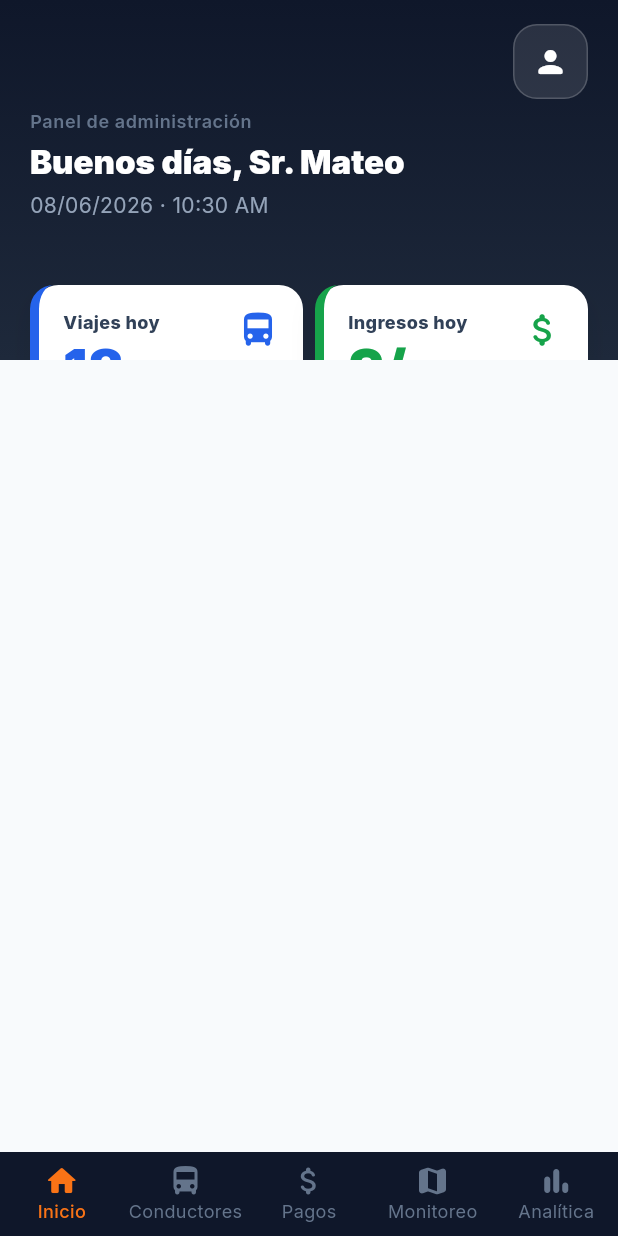
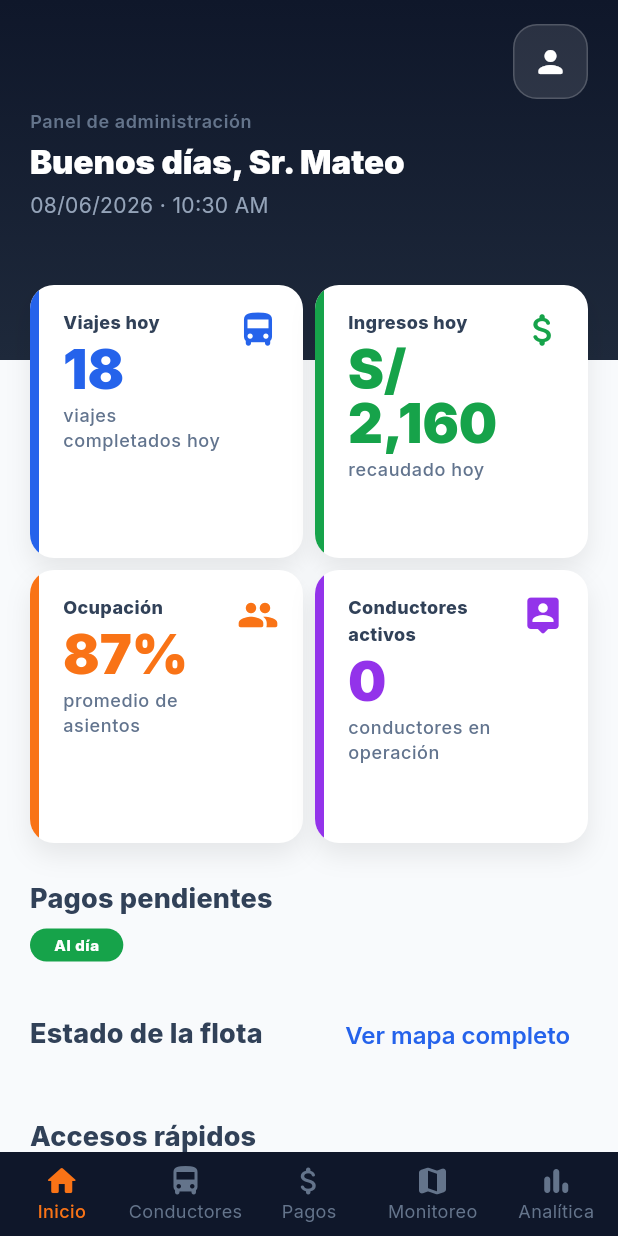
Before and after one commit to FabiCasC/SDAG-frontend, a Flutter app: the AdminHomeScreen screen opened by its route, on a phone screen of 412 x 824 dp. Run offline on Flutter 3.47's test engine with Material 3 defaults, Android fonts, the light colour scheme and no system bars; our stand-ins replace fl_chart, flutter_dotenv, flutter_riverpod, go_router, google_fonts, google_maps_flutter and 4 more; missing offline and left inert: mobile_scanner, screen_brightness; accounts and stored records are empty.

Commit message:
home admin ya se ve completo

```diff
--- a/lib/features/admin/screens/admin_home_screen.dart
+++ b/lib/features/admin/screens/admin_home_screen.dart
@@ -57,11 +57,19 @@ class _AdminHomeScreenState extends ConsumerState<AdminHomeScreen> {
 
     return Scaffold(
       backgroundColor: pageBg,
-      body: Stack(
+      body: SingleChildScrollView(
+        child: ConstrainedBox(
+          constraints: BoxConstraints(
+            minHeight: MediaQuery.of(context).size.height,
+          ),
+          child: Column(
             children: [
-          SizedBox(
+              Stack(
+                clipBehavior: Clip.none,
+                children: [
+                  Container(
                     height: headerHeight,
-            child: DecoratedBox(
+                    width: double.infinity,
                     decoration: const BoxDecoration(
                       gradient: LinearGradient(
                         begin: Alignment.topCenter,
@@ -134,15 +142,15 @@ class _AdminHomeScreenState extends ConsumerState<AdminHomeScreen> {
                       ),
                     ),
                   ),
-          ),
-          Positioned.fill(
-            child: ListView(
+                  Padding(
                     padding: EdgeInsets.fromLTRB(
                       AppSpacing.p20,
                       headerHeight - 50,
                       AppSpacing.p20,
                       bottomPadding,
                     ),
+                    child: Column(
+                      crossAxisAlignment: CrossAxisAlignment.stretch,
                       children: [
                         _QuickSummaryGrid(
                           viajesHoy: stats.viajesHoy,
@@ -172,6 +180,10 @@ class _AdminHomeScreenState extends ConsumerState<AdminHomeScreen> {
                     ),
                   ),
                 ],
+              ),
+            ],
+          ),
+        ),
       ),
       bottomNavigationBar: const _AdminBottomNav(currentIndex: 0),
     );
@@ -334,10 +346,17 @@ class _SummaryCard extends StatelessWidget {
             offset: Offset(0, AppSpacing.shadowOffsetY),
           ),
         ],
-        border: Border(
-          left: BorderSide(color: color, width: 6),
       ),
+      clipBehavior: Clip.antiAlias,
+      child: Row(
+        crossAxisAlignment: CrossAxisAlignment.stretch,
+        children: [
+          Container(
+            width: 6,
+            color: color,
           ),
+          Expanded(
+            child: Padding(
               padding: const EdgeInsets.all(16),
               child: Row(
                 crossAxisAlignment: CrossAxisAlignment.start,
@@ -377,6 +396,10 @@ class _SummaryCard extends StatelessWidget {
                   ),
                   const SizedBox(width: AppSpacing.sm),
                   Icon(icon, color: color, size: 28),
+                ],
+              ),
+            ),
+          ),
         ],
       ),
     );
```
Also changed, not shown: pubspec.lock. Lines whose indentation alone changed are shown as unchanged.
